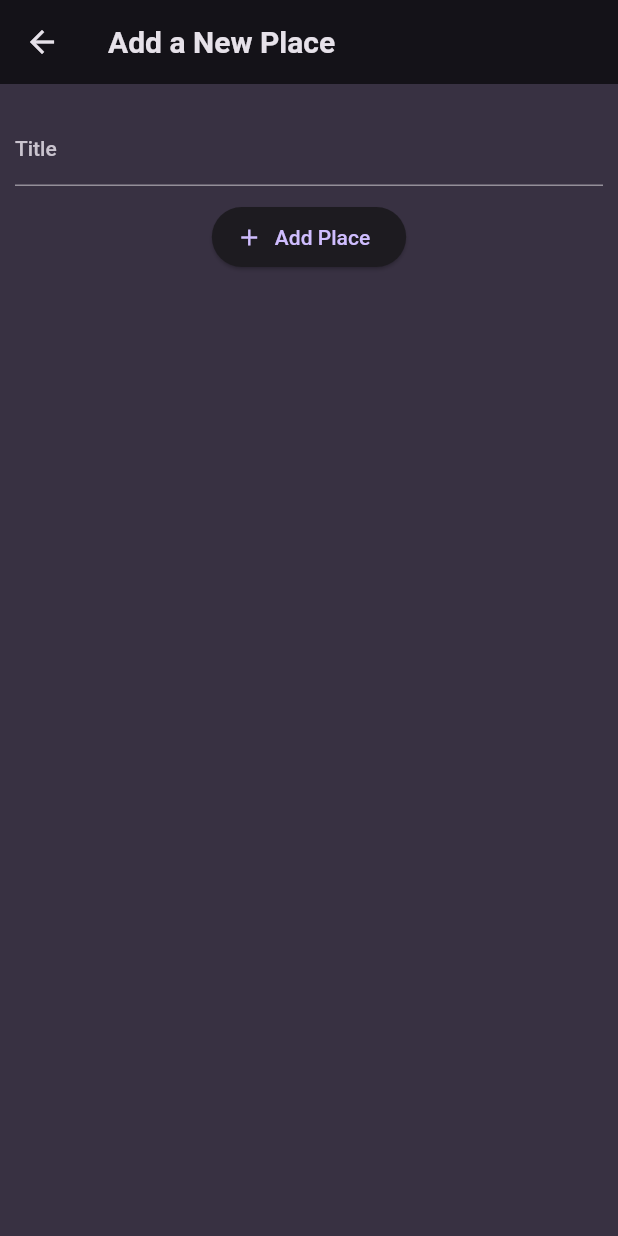
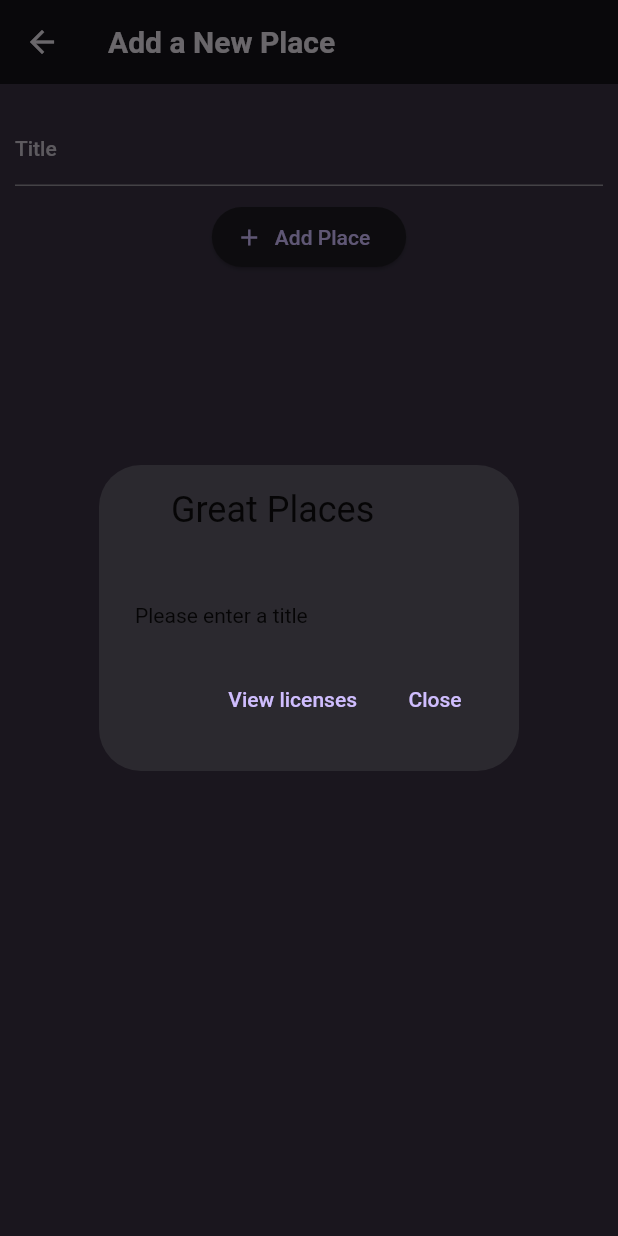
Before and after one commit to mmcdevitt1997/favorite_places, a Flutter app: the AddPlaceScreen screen opened directly, after a tap on "Add Place", on a phone screen of 412 x 824 dp. Run offline on Flutter 3.47's test engine with Material 2 defaults, Android fonts, the phone set to English and light mode, and no system bars; our stand-ins replace flutter_riverpod, google_fonts.

```diff
--- a/lib/main.dart
+++ b/lib/main.dart
@@ -1,5 +1,6 @@
 import 'package:favorite_places/screens/places.dart';
 import 'package:flutter/material.dart';
+import 'package:flutter_riverpod/flutter_riverpod.dart';
 
 import 'package:google_fonts/google_fonts.dart';
 
@@ -28,7 +29,7 @@ final theme = ThemeData().copyWith(
 
 void main() {
   runApp(
-      const MyApp(),
+      const ProviderScope(child:MyApp()) ,
   );
 }
 
--- /dev/null
+++ b/lib/providers/user_places.dart
@@ -0,0 +1,15 @@
+import 'package:favorite_places/models/place.dart';
+import 'package:flutter_riverpod/flutter_riverpod.dart';
+
+class UserPlacesNotifier extends StateNotifier<List<Place>> {
+  UserPlacesNotifier() : super(const []);
+
+  void addPlace(String title) {
+    final newPlace = Place(title: title);
+    state = [newPlace, ...state, ];
+  }
+}
+
+final userPlacesProvider = StateNotifierProvider<UserPlacesNotifier, List<Place>>(
+  (ref) => UserPlacesNotifier(),
+);
--- a/lib/screens/add_place.dart
+++ b/lib/screens/add_place.dart
@@ -1,14 +1,31 @@
+import 'dart:math';
+
+import 'package:favorite_places/providers/user_places.dart';
 import 'package:flutter/material.dart';
+import 'package:flutter_riverpod/flutter_riverpod.dart';
 
-class AddPlaceScreen extends StatefulWidget {
+class AddPlaceScreen extends ConsumerStatefulWidget {
   const AddPlaceScreen({super.key});
 
   @override
-  State<AddPlaceScreen> createState() => _AddPlaceScreenState();
+  ConsumerState<AddPlaceScreen> createState() => _AddPlaceScreenState();
 }
 
-class _AddPlaceScreenState extends State<AddPlaceScreen> {
+class _AddPlaceScreenState extends ConsumerState<AddPlaceScreen> {
   final _titleController = TextEditingController();
+
+  _savePlace() {
+    final enteredTitle = _titleController.text;
+
+    if (enteredTitle.isEmpty) {
+      showAboutDialog(context: context, children: [
+        Text('Please enter a title'),
+      ]);
+      return;
+    }
+    ref.read(userPlacesProvider.notifier).addPlace(enteredTitle);
+    Navigator.of(context).pop();
+  }
 
   @override
   void dispose() {
@@ -28,20 +45,18 @@ class _AddPlaceScreenState extends State<AddPlaceScreen> {
           children: [
             const SizedBox(height: 10),
             TextField(
-              decoration: const InputDecoration(labelText: 'Title'),
-              controller: _titleController,
-              style: TextStyle(
-                color: Theme.of(context).colorScheme.onBackground,
-              )
-            ),
+                decoration: const InputDecoration(labelText: 'Title'),
+                controller: _titleController,
+                style: TextStyle(
+                  color: Theme.of(context).colorScheme.onBackground,
+                )),
             const SizedBox(height: 10),
             ElevatedButton.icon(
-                onPressed: () {},
+                onPressed: _savePlace,
                 label: const Text('Add Place'),
                 icon: const Icon(Icons.add)),
             Row(
-              children: [
-              ],
+              children: [],
             ),
           ],
         ),
```
Also changed, not shown: lib/screens/places.dart (+7 -3 lines).
